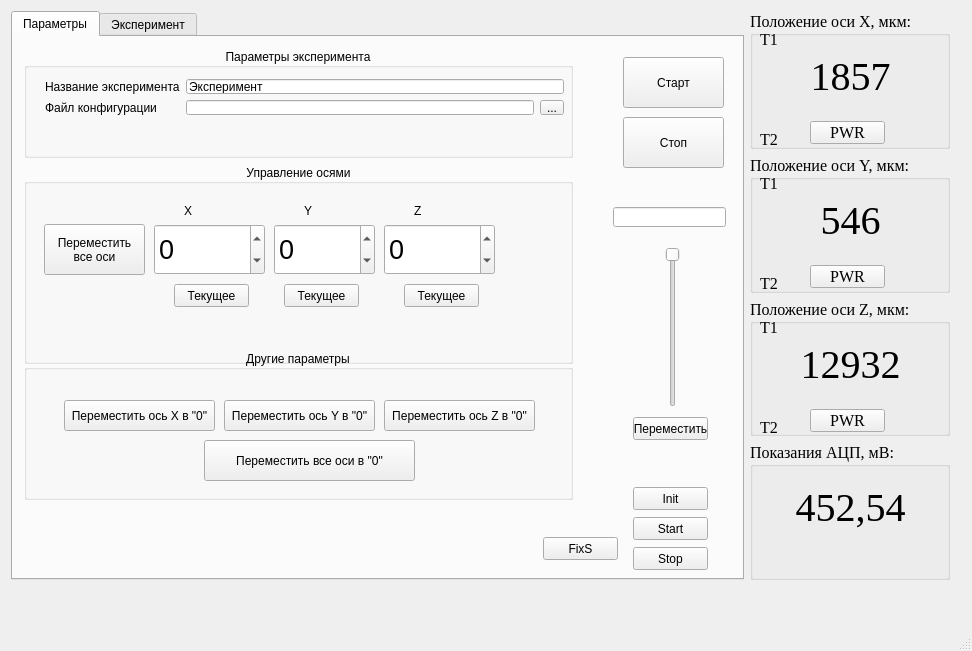
myworkandstudy/ULI, file mainwindow.ui: the form before one commit.
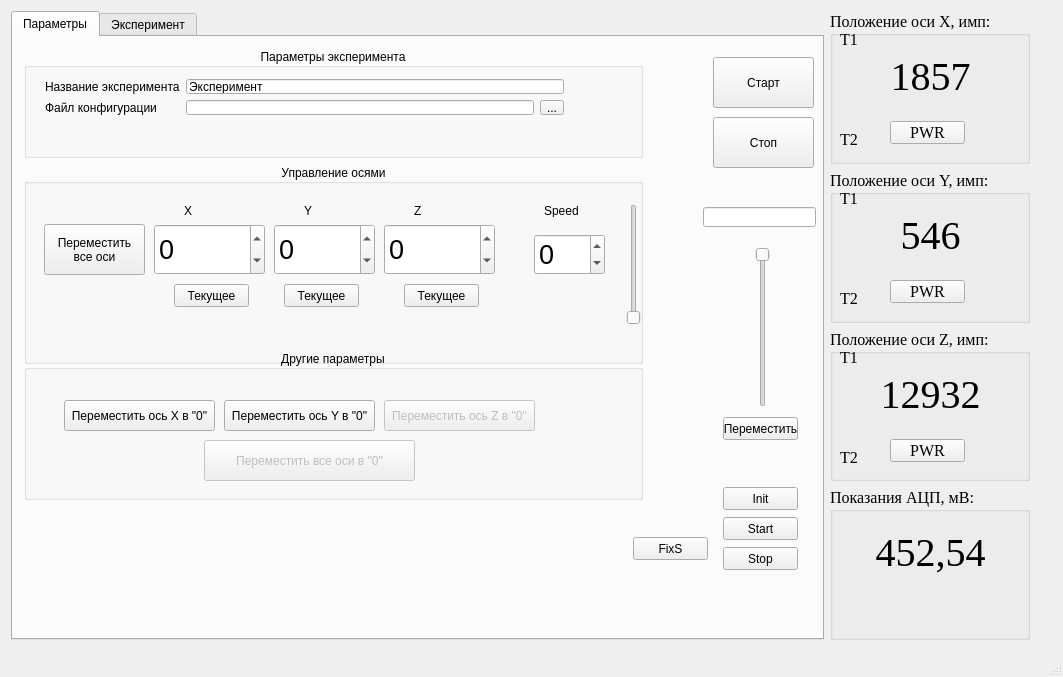
The form after the commit.

```diff
--- a/mainwindow.ui
+++ b/mainwindow.ui
@@ -6,8 +6,8 @@
    <rect>
     <x>0</x>
     <y>0</y>
-    <width>972</width>
-    <height>651</height>
+    <width>1063</width>
+    <height>677</height>
    </rect>
   </property>
   <property name="windowTitle">
@@ -19,8 +19,8 @@
      <rect>
       <x>0</x>
       <y>0</y>
-      <width>961</width>
-      <height>591</height>
+      <width>1041</width>
+      <height>651</height>
      </rect>
     </property>
     <layout class="QHBoxLayout" name="horizontalLayout_2">
@@ -65,7 +65,7 @@
           <rect>
            <x>0</x>
            <y>0</y>
-           <width>571</width>
+           <width>641</width>
            <height>474</height>
           </rect>
          </property>
@@ -308,6 +308,59 @@
               <string>Z</string>
              </property>
             </widget>
+            <widget class="QSlider" name="verticalSlider_2">
+             <property name="geometry">
+              <rect>
+               <x>600</x>
+               <y>40</y>
+               <width>20</width>
+               <height>121</height>
+              </rect>
+             </property>
+             <property name="maximum">
+              <number>5000</number>
+             </property>
+             <property name="orientation">
+              <enum>Qt::Vertical</enum>
+             </property>
+             <property name="invertedAppearance">
+              <bool>false</bool>
+             </property>
+            </widget>
+            <widget class="QLabel" name="label_16">
+             <property name="geometry">
+              <rect>
+               <x>520</x>
+               <y>40</y>
+               <width>47</width>
+               <height>13</height>
+              </rect>
+             </property>
+             <property name="text">
+              <string>Speed</string>
+             </property>
+            </widget>
+            <widget class="QSpinBox" name="spinBox_4">
+             <property name="geometry">
+              <rect>
+               <x>510</x>
+               <y>70</y>
+               <width>71</width>
+               <height>41</height>
+              </rect>
+             </property>
+             <property name="font">
+              <font>
+               <pointsize>20</pointsize>
+              </font>
+             </property>
+             <property name="minimum">
+              <number>-999999999</number>
+             </property>
+             <property name="maximum">
+              <number>999999999</number>
+             </property>
+            </widget>
            </widget>
           </item>
           <item>
@@ -325,6 +378,9 @@
              <set>Qt::AlignCenter</set>
             </property>
             <widget class="QPushButton" name="pushButton_6">
+             <property name="enabled">
+              <bool>false</bool>
+             </property>
              <property name="geometry">
               <rect>
                <x>180</x>
@@ -364,6 +420,9 @@
              </property>
             </widget>
             <widget class="QPushButton" name="pushButton_9">
+             <property name="enabled">
+              <bool>false</bool>
+             </property>
              <property name="geometry">
               <rect>
                <x>360</x>
@@ -383,7 +442,7 @@
         <widget class="QLineEdit" name="lineEdit">
          <property name="geometry">
           <rect>
-           <x>600</x>
+           <x>690</x>
            <y>170</y>
            <width>113</width>
            <height>20</height>
@@ -396,7 +455,7 @@
         <widget class="QPushButton" name="pushButton_2">
          <property name="geometry">
           <rect>
-           <x>620</x>
+           <x>710</x>
            <y>380</y>
            <width>75</width>
            <height>23</height>
@@ -409,7 +468,7 @@
         <widget class="QSlider" name="verticalSlider">
          <property name="geometry">
           <rect>
-           <x>650</x>
+           <x>740</x>
            <y>210</y>
            <width>19</width>
            <height>160</height>
@@ -428,7 +487,7 @@
         <widget class="QPushButton" name="pushButton_12">
          <property name="geometry">
           <rect>
-           <x>610</x>
+           <x>700</x>
            <y>20</y>
            <width>101</width>
            <height>51</height>
@@ -441,7 +500,7 @@
         <widget class="QPushButton" name="pushButton_13">
          <property name="geometry">
           <rect>
-           <x>610</x>
+           <x>700</x>
            <y>80</y>
            <width>101</width>
            <height>51</height>
@@ -454,7 +513,7 @@
         <widget class="QPushButton" name="pushButton_14">
          <property name="geometry">
           <rect>
-           <x>620</x>
+           <x>710</x>
            <y>450</y>
            <width>75</width>
            <height>23</height>
@@ -467,7 +526,7 @@
         <widget class="QPushButton" name="pushButton_15">
          <property name="geometry">
           <rect>
-           <x>620</x>
+           <x>710</x>
            <y>480</y>
            <width>75</width>
            <height>23</height>
@@ -480,7 +539,7 @@
         <widget class="QPushButton" name="pushButton_16">
          <property name="geometry">
           <rect>
-           <x>620</x>
+           <x>710</x>
            <y>510</y>
            <width>75</width>
            <height>23</height>
@@ -493,7 +552,7 @@
         <widget class="QPushButton" name="pushButton_17">
          <property name="geometry">
           <rect>
-           <x>530</x>
+           <x>620</x>
            <y>500</y>
            <width>75</width>
            <height>23</height>
@@ -597,7 +656,7 @@
           </font>
          </property>
          <property name="title">
-          <string>Положение оси X, мкм:</string>
+          <string>Положение оси X, имп:</string>
          </property>
          <widget class="QLabel" name="label_3">
           <property name="geometry">
@@ -687,7 +746,7 @@
           </font>
          </property>
          <property name="title">
-          <string>Положение оси Y, мкм:</string>
+          <string>Положение оси Y, имп:</string>
          </property>
          <widget class="QLabel" name="label_4">
           <property name="geometry">
@@ -780,7 +839,7 @@
           </font>
          </property>
          <property name="title">
-          <string>Положение оси Z, мкм:</string>
+          <string>Положение оси Z, имп:</string>
          </property>
          <widget class="QLabel" name="label_5">
           <property name="geometry">
```
